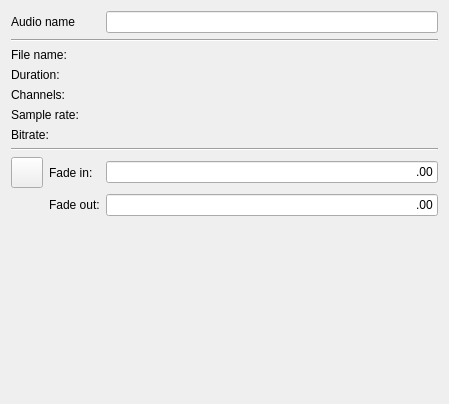
Qt form ui/src/audioeditor.ui (mcallegari/qlcplus) before a commit.
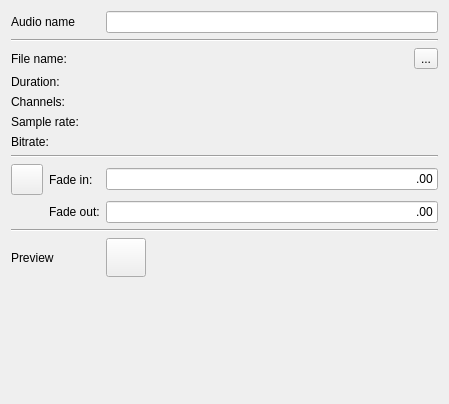
The same form after that commit. Icons and pictures are not drawn.

Commit message: Audio Editor: added source file and preview buttons

```diff
--- a/ui/src/audioeditor.ui
+++ b/ui/src/audioeditor.ui
@@ -16,7 +16,14 @@
   <layout class="QGridLayout" name="gridLayout">
    <item row="0" column="0">
     <layout class="QGridLayout" name="gridLayout_2">
-     <item row="6" column="2">
+     <item row="7" column="0" colspan="4">
+      <widget class="Line" name="line_2">
+       <property name="orientation">
+        <enum>Qt::Horizontal</enum>
+       </property>
+      </widget>
+     </item>
+     <item row="6" column="2" colspan="2">
       <widget class="QLabel" name="m_bitrateLabel">
        <property name="font">
         <font>
@@ -29,67 +36,14 @@
        </property>
       </widget>
      </item>
-     <item row="5" column="2">
-      <widget class="QLabel" name="m_srateLabel">
-       <property name="font">
-        <font>
-         <weight>75</weight>
-         <bold>true</bold>
-        </font>
-       </property>
-       <property name="text">
-        <string/>
-       </property>
-      </widget>
-     </item>
-     <item row="3" column="2">
-      <widget class="QLabel" name="m_durationLabel">
-       <property name="font">
-        <font>
-         <weight>75</weight>
-         <bold>true</bold>
-        </font>
-       </property>
-       <property name="text">
-        <string/>
-       </property>
-      </widget>
-     </item>
-     <item row="0" column="2">
-      <widget class="QLineEdit" name="m_nameEdit">
-       <property name="toolTip">
-        <string>Name of the function being edited</string>
-       </property>
-      </widget>
-     </item>
-     <item row="4" column="2">
-      <widget class="QLabel" name="m_channelsLabel">
-       <property name="font">
-        <font>
-         <weight>75</weight>
-         <bold>true</bold>
-        </font>
-       </property>
-       <property name="text">
-        <string/>
-       </property>
-      </widget>
-     </item>
-     <item row="10" column="2">
-      <spacer name="verticalSpacer">
-       <property name="orientation">
-        <enum>Qt::Vertical</enum>
-       </property>
-       <property name="sizeHint" stdset="0">
-        <size>
-         <width>20</width>
-         <height>40</height>
-        </size>
-       </property>
-      </spacer>
-     </item>
      <item row="2" column="2">
       <widget class="QLabel" name="m_filenameLabel">
+       <property name="sizePolicy">
+        <sizepolicy hsizetype="Expanding" vsizetype="Preferred">
+         <horstretch>0</horstretch>
+         <verstretch>0</verstretch>
+        </sizepolicy>
+       </property>
        <property name="font">
         <font>
          <weight>75</weight>
@@ -111,26 +65,6 @@
        </property>
       </widget>
      </item>
-     <item row="8" column="2">
-      <widget class="QLineEdit" name="m_fadeInEdit">
-       <property name="text">
-        <string notr="true">.00</string>
-       </property>
-       <property name="alignment">
-        <set>Qt::AlignRight|Qt::AlignTrailing|Qt::AlignVCenter</set>
-       </property>
-      </widget>
-     </item>
-     <item row="9" column="2">
-      <widget class="QLineEdit" name="m_fadeOutEdit">
-       <property name="text">
-        <string notr="true">.00</string>
-       </property>
-       <property name="alignment">
-        <set>Qt::AlignRight|Qt::AlignTrailing|Qt::AlignVCenter</set>
-       </property>
-      </widget>
-     </item>
      <item row="9" column="1">
       <widget class="QLabel" name="label_7">
        <property name="text">
@@ -168,13 +102,6 @@
        </property>
       </widget>
      </item>
-     <item row="1" column="0" colspan="3">
-      <widget class="Line" name="line">
-       <property name="orientation">
-        <enum>Qt::Horizontal</enum>
-       </property>
-      </widget>
-     </item>
      <item row="2" column="0" colspan="2">
       <widget class="QLabel" name="label_5">
        <property name="text">
@@ -182,6 +109,13 @@
        </property>
       </widget>
      </item>
+     <item row="2" column="3">
+      <widget class="QToolButton" name="m_fileButton">
+       <property name="text">
+        <string>...</string>
+       </property>
+      </widget>
+     </item>
      <item row="3" column="0" colspan="2">
       <widget class="QLabel" name="label">
        <property name="text">
@@ -196,13 +130,6 @@
        </property>
       </widget>
      </item>
-     <item row="5" column="0" colspan="2">
-      <widget class="QLabel" name="label_3">
-       <property name="text">
-        <string>Sample rate:</string>
-       </property>
-      </widget>
-     </item>
      <item row="6" column="0" colspan="2">
       <widget class="QLabel" name="label_2">
        <property name="text">
@@ -210,13 +137,130 @@
        </property>
       </widget>
      </item>
-     <item row="7" column="0" colspan="3">
-      <widget class="Line" name="line_2">
+     <item row="5" column="0" colspan="2">
+      <widget class="QLabel" name="label_3">
+       <property name="text">
+        <string>Sample rate:</string>
+       </property>
+      </widget>
+     </item>
+     <item row="12" column="0" colspan="4">
+      <spacer name="verticalSpacer">
        <property name="orientation">
+        <enum>Qt::Vertical</enum>
+       </property>
+       <property name="sizeHint" stdset="0">
+        <size>
+         <width>20</width>
+         <height>40</height>
+        </size>
+       </property>
+      </spacer>
+     </item>
+     <item row="10" column="0" colspan="4">
+      <widget class="Line" name="line_3">
+       <property name="orientation">
         <enum>Qt::Horizontal</enum>
        </property>
       </widget>
      </item>
+     <item row="1" column="0" colspan="4">
+      <widget class="Line" name="line">
+       <property name="orientation">
+        <enum>Qt::Horizontal</enum>
+       </property>
+      </widget>
+     </item>
+     <item row="5" column="2" colspan="2">
+      <widget class="QLabel" name="m_srateLabel">
+       <property name="font">
+        <font>
+         <weight>75</weight>
+         <bold>true</bold>
+        </font>
+       </property>
+       <property name="text">
+        <string/>
+       </property>
+      </widget>
+     </item>
+     <item row="4" column="2" colspan="2">
+      <widget class="QLabel" name="m_channelsLabel">
+       <property name="font">
+        <font>
+         <weight>75</weight>
+         <bold>true</bold>
+        </font>
+       </property>
+       <property name="text">
+        <string/>
+       </property>
+      </widget>
+     </item>
+     <item row="8" column="2" colspan="2">
+      <widget class="QLineEdit" name="m_fadeInEdit">
+       <property name="text">
+        <string notr="true">.00</string>
+       </property>
+       <property name="alignment">
+        <set>Qt::AlignRight|Qt::AlignTrailing|Qt::AlignVCenter</set>
+       </property>
+      </widget>
+     </item>
+     <item row="9" column="2" colspan="2">
+      <widget class="QLineEdit" name="m_fadeOutEdit">
+       <property name="text">
+        <string notr="true">.00</string>
+       </property>
+       <property name="alignment">
+        <set>Qt::AlignRight|Qt::AlignTrailing|Qt::AlignVCenter</set>
+       </property>
+      </widget>
+     </item>
+     <item row="3" column="2" colspan="2">
+      <widget class="QLabel" name="m_durationLabel">
+       <property name="font">
+        <font>
+         <weight>75</weight>
+         <bold>true</bold>
+        </font>
+       </property>
+       <property name="text">
+        <string/>
+       </property>
+      </widget>
+     </item>
+     <item row="0" column="2" colspan="2">
+      <widget class="QLineEdit" name="m_nameEdit">
+       <property name="toolTip">
+        <string>Name of the function being edited</string>
+       </property>
+      </widget>
+     </item>
+     <item row="11" column="0" colspan="2">
+      <widget class="QLabel" name="label_8">
+       <property name="text">
+        <string>Preview</string>
+       </property>
+      </widget>
+     </item>
+     <item row="11" column="2">
+      <widget class="QToolButton" name="m_previewButton">
+       <property name="icon">
+        <iconset resource="qlcui.qrc">
+         <normaloff>:/player_play.png</normaloff>:/player_play.png</iconset>
+       </property>
+       <property name="iconSize">
+        <size>
+         <width>32</width>
+         <height>32</height>
+        </size>
+       </property>
+       <property name="checkable">
+        <bool>true</bool>
+       </property>
+      </widget>
+     </item>
     </layout>
    </item>
   </layout>
```
The commit also changes 3 other files.
